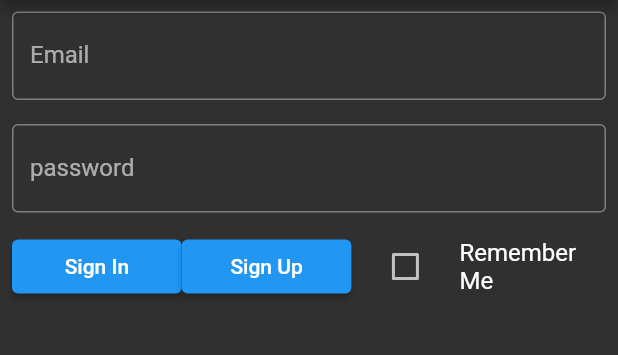
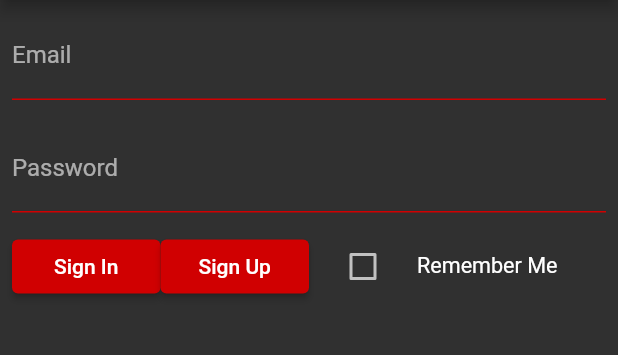
Before and after one commit to HomamAbosaleh/AGU-App, a Flutter app: the screen it shows after launch, on a phone screen of 412 x 824 dp, the part 128-483 px from its top. Run offline on Flutter 3.47's test engine with Material 2 defaults, Android fonts, the phone set to English and light mode, and no system bars; our stand-ins replace firebase_auth, firebase_core; accounts and stored records are empty.

Commit message:
Template good

```diff
--- a/final_project/lib/UI/authentication.dart
+++ b/final_project/lib/UI/authentication.dart
@@ -1,3 +1,4 @@
+import 'package:flutter/cupertino.dart';
 import 'package:flutter/material.dart';
 
 import 'package:final_project/Net/flutterfire.dart';
@@ -42,7 +43,8 @@ class _AuthenticationState extends State<Authentication> {
             child: TextField(
               controller: _userName,
               decoration: const InputDecoration(
-                border: OutlineInputBorder(),
+              enabledBorder: UnderlineInputBorder(borderSide: BorderSide(color: Color(0xFFD00001))),
+                focusedBorder: UnderlineInputBorder(borderSide: BorderSide(color: Color(0xFFD00001))),
                 labelText: 'Email',
                 hintText: "name.surname",
                 suffixText: domain,
@@ -55,25 +57,29 @@ class _AuthenticationState extends State<Authentication> {
               obscureText: true,
               controller: _password,
               decoration: const InputDecoration(
-                border: OutlineInputBorder(),
-                labelText: 'password',
+                enabledBorder: UnderlineInputBorder(borderSide: BorderSide(color: Color(0xFFD00001))),
+                focusedBorder: UnderlineInputBorder(borderSide: BorderSide(color: Color(0xFFD00001))),
+                labelText: 'Password',
               ),
             ),
           ),
           Padding(
             padding: const EdgeInsets.fromLTRB(8, 0, 8, 0),
             child: Row(
+              mainAxisAlignment: MainAxisAlignment.spaceEvenly,
               children: <Widget>[
                 Expanded(
                   flex: 2,
                   child: ElevatedButton(
+                    style:  ElevatedButton.styleFrom(primary: Color(0xFFD00001)),
                     onPressed: () async {
-                      bool shouldNavigate =
-                          await signIn(_userName.text + domain, _password.text);
-                      if (shouldNavigate) {
-                        Navigator.pushNamedAndRemoveUntil(
-                            context, '/home', (route) => false);
-                      }
+                     // bool shouldNavigate =
+                     //      await signIn(_userName.text + domain, _password.text);
+                     //  if (shouldNavigate) {
+                     //
+                     //  }
+                      Navigator.pushNamedAndRemoveUntil(
+                          context, '/home', (route) => false);
                     },
                     child: const Text("Sign In"),
                   ),
@@ -81,25 +87,30 @@ class _AuthenticationState extends State<Authentication> {
                 Expanded(
                   flex: 2,
                   child: ElevatedButton(
+                    style:  ElevatedButton.styleFrom(primary: Color(0xFFD00001)),
                     onPressed: () async {
-                      bool shouldNavigate =
-                       await signUp(_userName.text + domain, _password.text);
-                      if (shouldNavigate) {
+                    //  bool shouldNavigate =
+                     //  await signUp(_userName.text + domain, _password.text);
+                      // if (shouldNavigate) {
+                      //
+                      // }
                       Navigator.pushNamedAndRemoveUntil(
                         context,
                         '/signUp',
-                        (route) => false,
+                            (route) => false,
                         arguments: {'username': _userName.text},
                       );
-                      }
                     },
                     child: const Text("Sign Up"),
                   ),
                 ),
                 Expanded(
-                  flex: 3,
+                  flex: 4,
                   child: CheckboxListTile(
-                    title: const Text("Remember Me"),
+                    checkColor: Color(0xFFFFFFFF),
+                    activeColor: Color(0xFFD00001),
+                    title: const Text("Remember Me",
+                    textScaleFactor: 0.9,),
                     value: rememberMe,
                     controlAffinity: ListTileControlAffinity.leading,
                     onChanged: (value) {
--- a/final_project/lib/UI/food_menu.dart
+++ b/final_project/lib/UI/food_menu.dart
@@ -1,6 +1,6 @@
 import 'meal.dart';
 import 'payments.dart';
-import 'scedule.dart';
+import 'schedule.dart';
 import 'package:flutter/material.dart';
 import 'package:intl/intl.dart';
 
--- a/final_project/lib/UI/main.dart
+++ b/final_project/lib/UI/main.dart
@@ -6,7 +6,7 @@ import 'authentication.dart';
 import 'home.dart';
 import 'sign_up.dart';
 import 'meal.dart';
-import 'scedule.dart';
+import 'schedule.dart';
 import 'food_menu.dart';
 import 'faculties_page.dart';
 
```
Also changed, not shown: final_project/lib/UI/sign_up.dart (+62 -12 lines), final_project/lib/UI/schedule.dart (renamed from final_project/lib/UI/scedule.dart).
